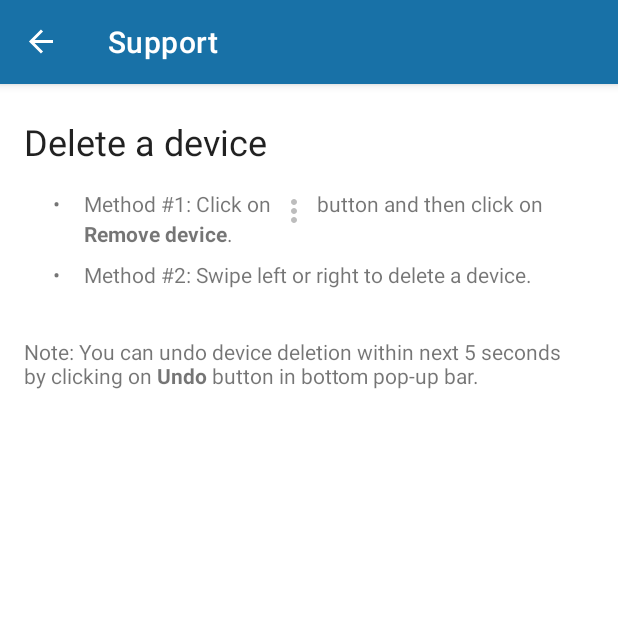
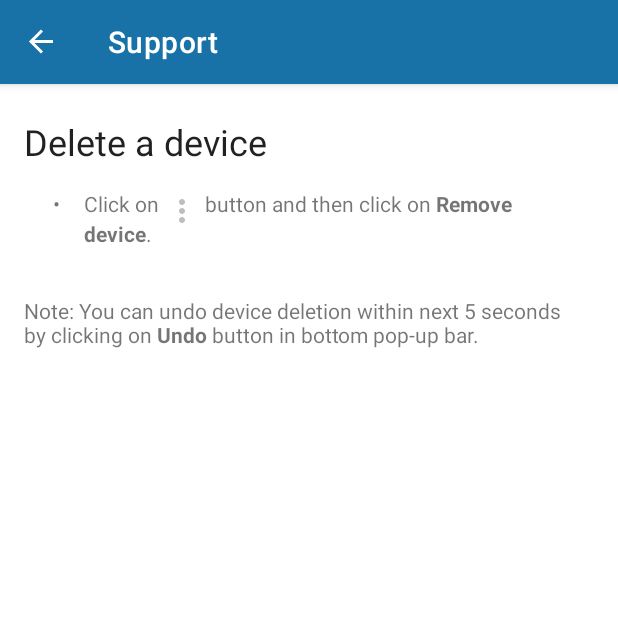
Before and after one commit to JSC-electronics/adeon_client_android, an Android app: the DeleteDeviceFragment screen opened through its navigation route, on a phone screen of 412 x 824 dp, the top half of it. Run offline under Robolectric (Android 15) with nearby library versions, the phone set to English and light mode, and no system bars; our stand-ins replace Room's generated code, data binding, navigation-ui; pictures from the network do not load.

Commit message:
Disable swipe gesture for device list

```diff
--- a/app/src/main/java/cz/jscelectronics/adeon/adapters/DeviceAdapter.kt
+++ b/app/src/main/java/cz/jscelectronics/adeon/adapters/DeviceAdapter.kt
@@ -108,8 +108,9 @@ private class DeviceDiffCallback : DiffUtil.ItemCallback<Device>() {
          * assume the items are different. This will create new object in proper state. If we find a proper solution,
          * we should uncomment original code below.
          */
-        // return oldItem.deviceId == newItem.deviceId
-        return oldItem === newItem
+        return oldItem.deviceId == newItem.deviceId
+
+        // return oldItem === newItem
     }
 
     override fun areContentsTheSame(oldItem: Device, newItem: Device): Boolean {
--- a/app/src/main/java/cz/jscelectronics/adeon/ui/device/DeviceListFragment.kt
+++ b/app/src/main/java/cz/jscelectronics/adeon/ui/device/DeviceListFragment.kt
@@ -61,7 +61,7 @@ class DeviceListFragment : Fragment(), ImportDialogFragment.ImportDialogListener
         ItemTouchHelper(
             RecyclerAttributeTouchHelper(
                 0 /* TODO: Device move not implemented */,
-                ItemTouchHelper.LEFT or ItemTouchHelper.RIGHT,
+                0 /* Disable swipe gesture to resolve issue #22 and partially mitigate #21; ItemTouchHelper.LEFT or ItemTouchHelper.RIGHT*/,
                 viewModel
             )
         ).attachToRecyclerView(binding.deviceList)
--- a/app/src/main/res/layout/fragment_help_delete_device.xml
+++ b/app/src/main/res/layout/fragment_help_delete_device.xml
@@ -52,29 +52,12 @@
                     app:layout_constraintEnd_toEndOf="parent" android:layout_marginEnd="@dimen/help_article_text_end_offset"/>
 
             <androidx.appcompat.widget.AppCompatTextView
-                    android:text="@string/unordered_bullet_point"
-                    android:layout_width="wrap_content"
-                    android:layout_height="wrap_content"
-                    android:id="@+id/second_bullet_point"
-                    app:layout_constraintBaseline_toBaselineOf="@id/second_bullet_point_text"
-                    app:layout_constraintEnd_toStartOf="@+id/listGuideline" android:layout_marginEnd="@dimen/help_bullet_point_end_offset"/>
-
-            <androidx.appcompat.widget.AppCompatTextView
-                    android:text="@string/article_02_bullet_02_text"
-                    android:layout_width="0dp"
-                    android:layout_height="wrap_content"
-                    android:id="@+id/second_bullet_point_text"
-                    app:layout_constraintStart_toEndOf="@+id/listGuideline" android:layout_marginStart="@dimen/help_article_text_start_offset"
-                    app:layout_constraintTop_toBottomOf="@+id/first_bullet_point_text" android:layout_marginTop="@dimen/help_article_top_offset"
-                    app:layout_constraintEnd_toEndOf="parent" android:layout_marginEnd="@dimen/help_article_text_end_offset"/>
-
-            <androidx.appcompat.widget.AppCompatTextView
                     android:text="@string/article_02_note_text"
                     android:layout_width="0dp"
                     android:layout_height="wrap_content"
                     android:id="@+id/note_text"
                     app:layout_constraintStart_toStartOf="parent" android:layout_marginStart="@dimen/help_item_horizontal_margin"
-                    app:layout_constraintTop_toBottomOf="@+id/second_bullet_point_text" android:layout_marginTop="@dimen/help_note_text_top_offset"
+                    app:layout_constraintTop_toBottomOf="@+id/first_bullet_point_text" android:layout_marginTop="@dimen/help_note_text_top_offset"
                     app:layout_constraintEnd_toEndOf="parent" android:layout_marginEnd="@dimen/help_article_text_end_offset"/>
 
         </androidx.constraintlayout.widget.ConstraintLayout>
--- a/app/src/main/res/values/strings.xml
+++ b/app/src/main/res/values/strings.xml
@@ -112,8 +112,7 @@
     </string>
 
     <!-- Help article 02 -->
-    <string name="article_02_bullet_01_text">Method #1: Click on [MORE_OPTIONS] button and then click on %s.</string>
-    <string name="article_02_bullet_02_text">Method #2: Swipe left or right to delete a device.</string>
+    <string name="article_02_bullet_01_text">Click on [MORE_OPTIONS] button and then click on %s.</string>
     <string name="article_02_note_text">Note: You can undo device deletion within next 5 seconds by clicking on %s
         button in bottom pop-up bar.
     </string>
```
Also changed, not shown: 2 other files.
